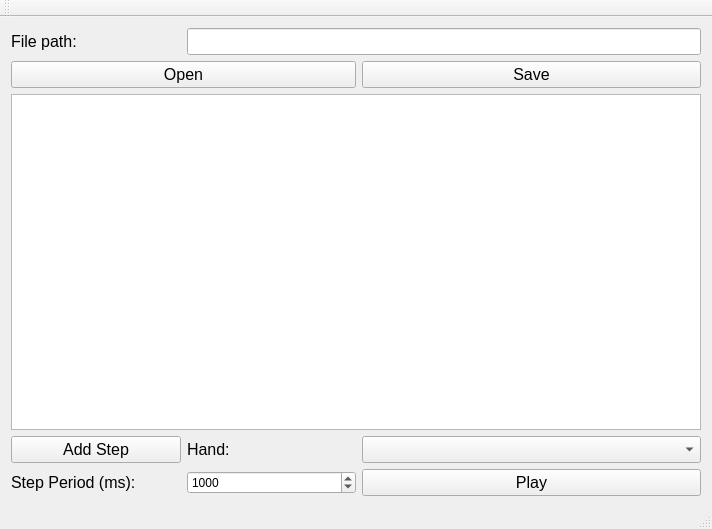
Aightech/lslpub_handChoregraph, file forms/mainwindow.ui: the form before one commit.
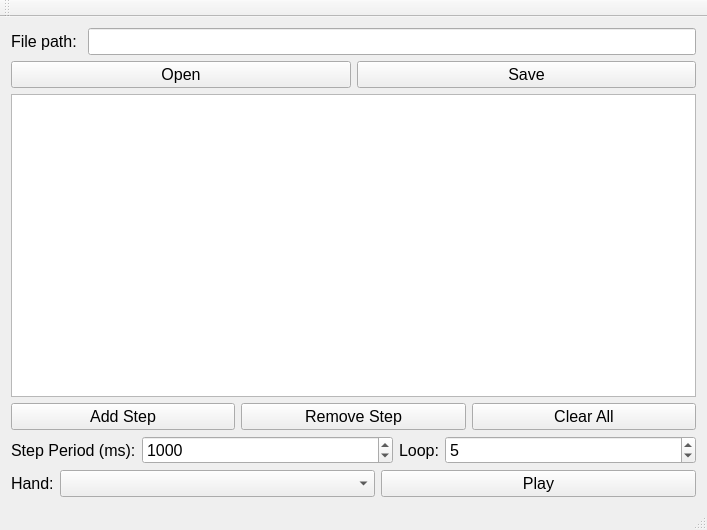
The form after the commit.

```diff
--- a/forms/mainwindow.ui
+++ b/forms/mainwindow.ui
@@ -6,8 +6,8 @@
    <rect>
     <x>0</x>
     <y>0</y>
-    <width>712</width>
-    <height>529</height>
+    <width>707</width>
+    <height>530</height>
    </rect>
   </property>
   <property name="windowTitle">
@@ -15,41 +15,142 @@
   </property>
   <widget class="QWidget" name="centralWidget">
    <layout class="QGridLayout" name="gridLayout">
-    <item row="2" column="0" colspan="4">
-     <widget class="QTableWidget" name="tableWidget">
-      <property name="font">
-       <font>
-        <pointsize>12</pointsize>
-       </font>
-      </property>
-     </widget>
+    <item row="6" column="0" colspan="6">
+     <layout class="QHBoxLayout" name="horizontalLayout_2">
+      <item>
+       <widget class="QLabel" name="label_3">
+        <property name="sizePolicy">
+         <sizepolicy hsizetype="Fixed" vsizetype="Preferred">
+          <horstretch>0</horstretch>
+          <verstretch>0</verstretch>
+         </sizepolicy>
+        </property>
+        <property name="font">
+         <font>
+          <pointsize>12</pointsize>
+         </font>
+        </property>
+        <property name="text">
+         <string>Step Period (ms):</string>
+        </property>
+       </widget>
+      </item>
+      <item>
+       <widget class="QSpinBox" name="spinBox">
+        <property name="font">
+         <font>
+          <pointsize>12</pointsize>
+         </font>
+        </property>
+        <property name="minimum">
+         <number>1</number>
+        </property>
+        <property name="maximum">
+         <number>5000</number>
+        </property>
+        <property name="value">
+         <number>1000</number>
+        </property>
+       </widget>
+      </item>
+      <item>
+       <widget class="QLabel" name="label_5">
+        <property name="sizePolicy">
+         <sizepolicy hsizetype="Fixed" vsizetype="Preferred">
+          <horstretch>0</horstretch>
+          <verstretch>0</verstretch>
+         </sizepolicy>
+        </property>
+        <property name="font">
+         <font>
+          <pointsize>12</pointsize>
+         </font>
+        </property>
+        <property name="text">
+         <string>Loop:</string>
+        </property>
+       </widget>
+      </item>
+      <item>
+       <widget class="QSpinBox" name="spinBox_2">
+        <property name="font">
+         <font>
+          <pointsize>12</pointsize>
+         </font>
+        </property>
+        <property name="minimum">
+         <number>1</number>
+        </property>
+        <property name="maximum">
+         <number>10</number>
+        </property>
+        <property name="value">
+         <number>5</number>
+        </property>
+       </widget>
+      </item>
+     </layout>
     </item>
-    <item row="1" column="2" colspan="2">
-     <widget class="QPushButton" name="pushButton_save">
-      <property name="font">
-       <font>
-        <pointsize>12</pointsize>
-       </font>
-      </property>
-      <property name="text">
-       <string>Save</string>
-      </property>
-     </widget>
+    <item row="7" column="0" colspan="6">
+     <layout class="QHBoxLayout" name="horizontalLayout_3">
+      <item>
+       <widget class="QLabel" name="label_4">
+        <property name="sizePolicy">
+         <sizepolicy hsizetype="Fixed" vsizetype="Preferred">
+          <horstretch>0</horstretch>
+          <verstretch>0</verstretch>
+         </sizepolicy>
+        </property>
+        <property name="font">
+         <font>
+          <pointsize>12</pointsize>
+         </font>
+        </property>
+        <property name="text">
+         <string>Hand:</string>
+        </property>
+       </widget>
+      </item>
+      <item>
+       <widget class="QComboBox" name="comboBox">
+        <property name="font">
+         <font>
+          <pointsize>12</pointsize>
+         </font>
+        </property>
+       </widget>
+      </item>
+      <item>
+       <widget class="QPushButton" name="pushButton_play">
+        <property name="font">
+         <font>
+          <pointsize>12</pointsize>
+         </font>
+        </property>
+        <property name="text">
+         <string>Play</string>
+        </property>
+       </widget>
+      </item>
+     </layout>
     </item>
-    <item row="4" column="0">
-     <widget class="QLabel" name="label_3">
+    <item row="0" column="1" colspan="5">
+     <widget class="QLineEdit" name="lineEdit">
       <property name="font">
        <font>
         <pointsize>12</pointsize>
        </font>
       </property>
-      <property name="text">
-       <string>Step Period (ms):</string>
-      </property>
      </widget>
     </item>
     <item row="0" column="0">
      <widget class="QLabel" name="label">
+      <property name="sizePolicy">
+       <sizepolicy hsizetype="Fixed" vsizetype="Preferred">
+        <horstretch>0</horstretch>
+        <verstretch>0</verstretch>
+       </sizepolicy>
+      </property>
       <property name="font">
        <font>
         <pointsize>12</pointsize>
@@ -60,8 +161,8 @@
       </property>
      </widget>
     </item>
-    <item row="0" column="1" colspan="3">
-     <widget class="QLineEdit" name="lineEdit">
+    <item row="3" column="0" colspan="6">
+     <widget class="QTableWidget" name="tableWidget">
       <property name="font">
        <font>
         <pointsize>12</pointsize>
@@ -69,75 +170,73 @@
       </property>
      </widget>
     </item>
-    <item row="1" column="0" colspan="2">
-     <widget class="QPushButton" name="pushButton_open">
-      <property name="font">
-       <font>
-        <pointsize>12</pointsize>
-       </font>
-      </property>
-      <property name="text">
-       <string>Open</string>
-      </property>
-     </widget>
+    <item row="5" column="0" colspan="6">
+     <layout class="QHBoxLayout" name="horizontalLayout">
+      <item>
+       <widget class="QPushButton" name="pushButton_addStep">
+        <property name="font">
+         <font>
+          <pointsize>12</pointsize>
+         </font>
+        </property>
+        <property name="text">
+         <string>Add Step</string>
+        </property>
+       </widget>
+      </item>
+      <item>
+       <widget class="QPushButton" name="pushButton_rmStep">
+        <property name="font">
+         <font>
+          <pointsize>12</pointsize>
+         </font>
+        </property>
+        <property name="text">
+         <string>Remove Step</string>
+        </property>
+       </widget>
+      </item>
+      <item>
+       <widget class="QPushButton" name="pushButton_clearStep">
+        <property name="font">
+         <font>
+          <pointsize>12</pointsize>
+         </font>
+        </property>
+        <property name="text">
+         <string>Clear All</string>
+        </property>
+       </widget>
+      </item>
+     </layout>
     </item>
-    <item row="4" column="2" colspan="2">
-     <widget class="QPushButton" name="pushButton_play">
-      <property name="font">
-       <font>
-        <pointsize>12</pointsize>
-       </font>
-      </property>
-      <property name="text">
-       <string>Play</string>
-      </property>
-     </widget>
-    </item>
-    <item row="4" column="1">
-     <widget class="QSpinBox" name="spinBox">
-      <property name="minimum">
-       <number>1</number>
-      </property>
-      <property name="maximum">
-       <number>5000</number>
-      </property>
-      <property name="value">
-       <number>1000</number>
-      </property>
-     </widget>
-    </item>
-    <item row="3" column="2" colspan="2">
-     <widget class="QComboBox" name="comboBox">
-      <property name="font">
-       <font>
-        <pointsize>12</pointsize>
-       </font>
-      </property>
-     </widget>
-    </item>
-    <item row="3" column="1">
-     <widget class="QLabel" name="label_4">
-      <property name="font">
-       <font>
-        <pointsize>12</pointsize>
-       </font>
-      </property>
-      <property name="text">
-       <string>Hand:</string>
-      </property>
-     </widget>
-    </item>
-    <item row="3" column="0">
-     <widget class="QPushButton" name="pushButton_addStep">
-      <property name="font">
-       <font>
-        <pointsize>12</pointsize>
-       </font>
-      </property>
-      <property name="text">
-       <string>Add Step</string>
-      </property>
-     </widget>
+    <item row="1" column="0" colspan="6">
+     <layout class="QHBoxLayout" name="horizontalLayout_4">
+      <item>
+       <widget class="QPushButton" name="pushButton_open">
+        <property name="font">
+         <font>
+          <pointsize>12</pointsize>
+         </font>
+        </property>
+        <property name="text">
+         <string>Open</string>
+        </property>
+       </widget>
+      </item>
+      <item>
+       <widget class="QPushButton" name="pushButton_save">
+        <property name="font">
+         <font>
+          <pointsize>12</pointsize>
+         </font>
+        </property>
+        <property name="text">
+         <string>Save</string>
+        </property>
+       </widget>
+      </item>
+     </layout>
     </item>
    </layout>
   </widget>
```
Left out of the diff: 4 changed lines with no effect on the pictures.
